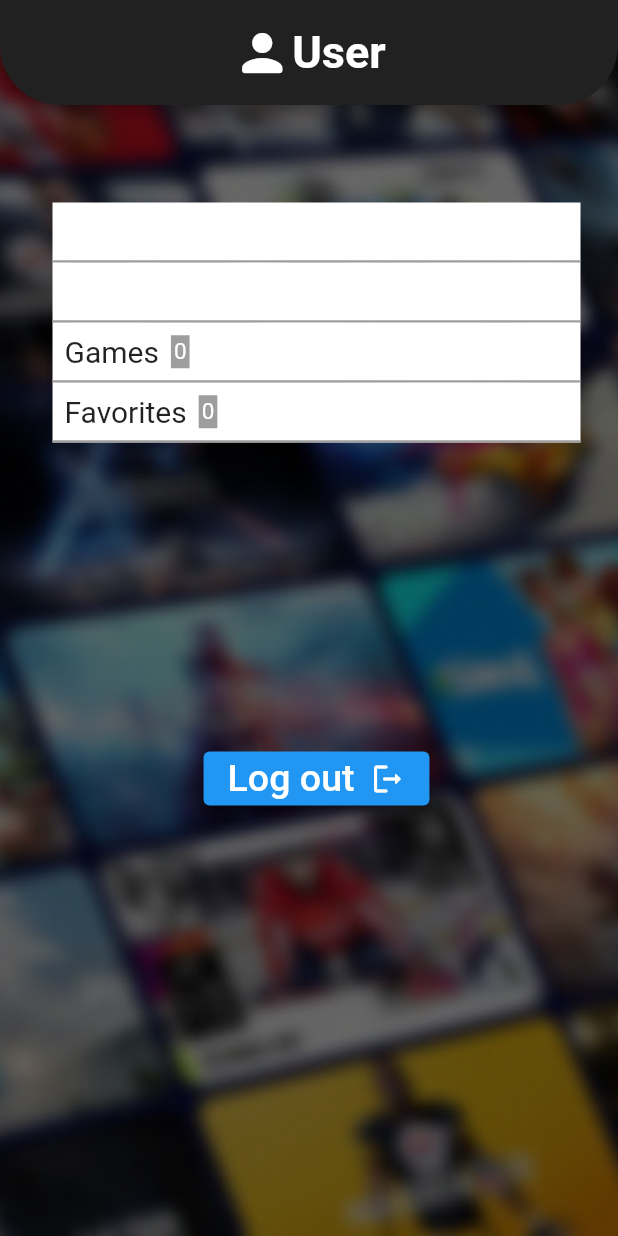
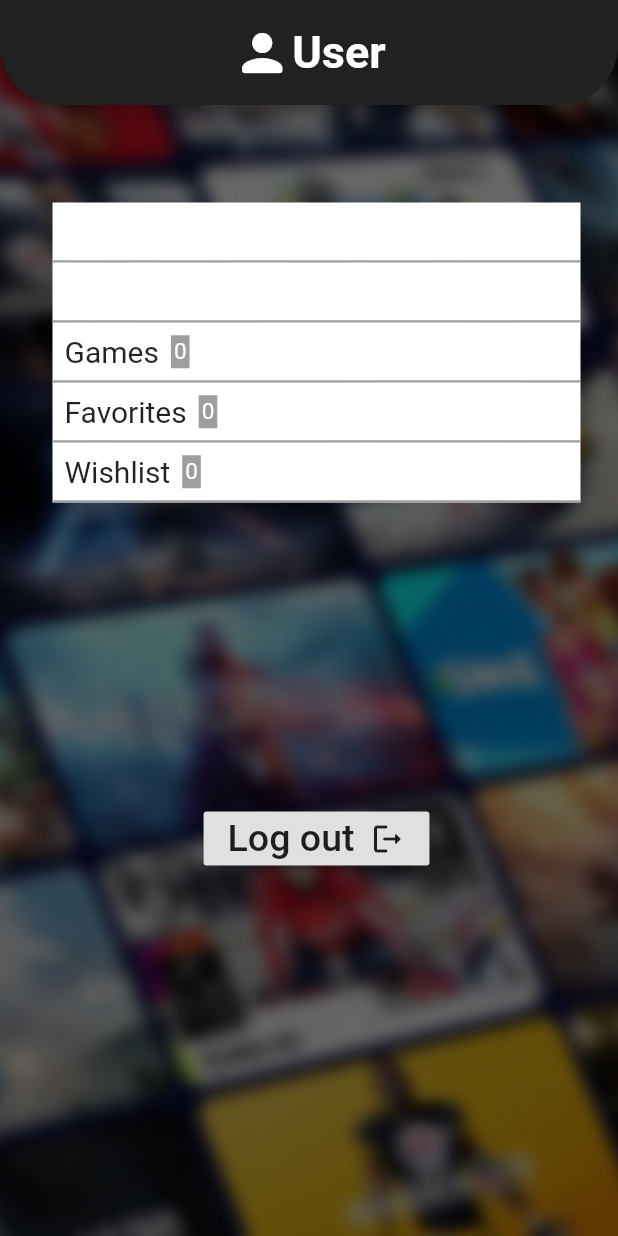
Before and after one commit to axel0915/GameApp, a Flutter app: the UserScreen screen opened directly, on a phone screen of 412 x 824 dp. Run offline on Flutter 3.47's test engine with Material 2 defaults, Android fonts, the phone set to English and light mode, and no system bars; our stand-ins replace cloud_firestore, firebase_auth, firebase_core, flutter_dotenv; missing offline and left inert: flutterfire_ui; accounts and stored records are empty.

Commit message:
Wishlist falla a la hora de añadir un juego

```diff
--- a/lib/Pantallas/UserScreen.dart
+++ b/lib/Pantallas/UserScreen.dart
@@ -15,6 +15,7 @@ class UserScreen extends StatefulWidget {
 class _UserScreenState extends State<UserScreen> {
   List<Joc>? llibreria = [];
   List<Joc>? favorits = [];
+  List<Joc>? wishlist = [];
 
   List<Joc>? llista;
 
@@ -42,6 +43,17 @@ class _UserScreenState extends State<UserScreen> {
       for (var element in value.docs) {
         setState(() {
           llibreria!.add(Joc.fromMap(element.data()));
+        });
+      }
+    });
+    db
+        .collection(
+            "/Usuaris/${FirebaseAuth.instance.currentUser!.uid}/Wishlist")
+        .get()
+        .then((value) {
+      for (var element in value.docs) {
+        setState(() {
+          wishlist!.add(Joc.fromMap(element.data()));
         });
       }
     });
@@ -124,12 +136,15 @@ class _UserScreenState extends State<UserScreen> {
                       UserDataNumContainer(
                           text: "Favorites",
                           num: favorits == null ? 0 : favorits!.length),
+                      UserDataNumContainer(
+                          text: "Wishlist",
+                          num: wishlist == null ? 0 : wishlist!.length),
                     ],
                   );
                 },
               ),
               SizedBox(height: 200),
-              ElevatedButton(
+              RaisedButton(
                 onPressed: () {
                   FirebaseAuth.instance.signOut();
                 },
```
Also changed, not shown: lib/Pantallas/GameDetailsScreen.dart (+6 -5 lines), lib/Pantallas/LibraryScreen.dart (+31 -5 lines).
